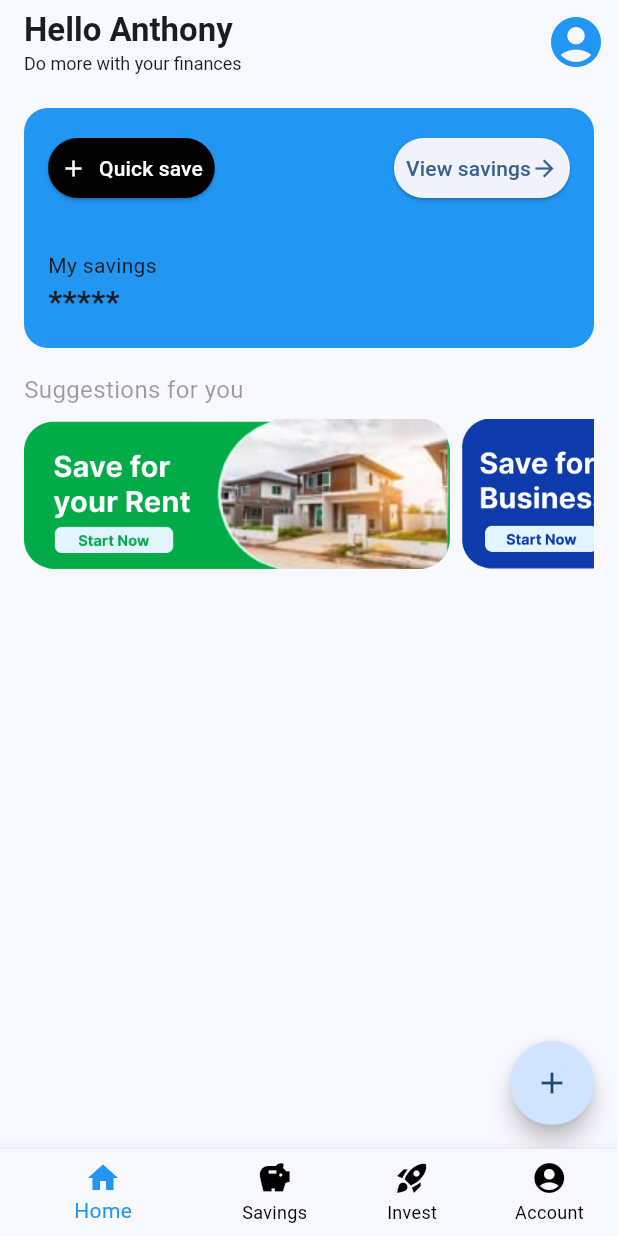
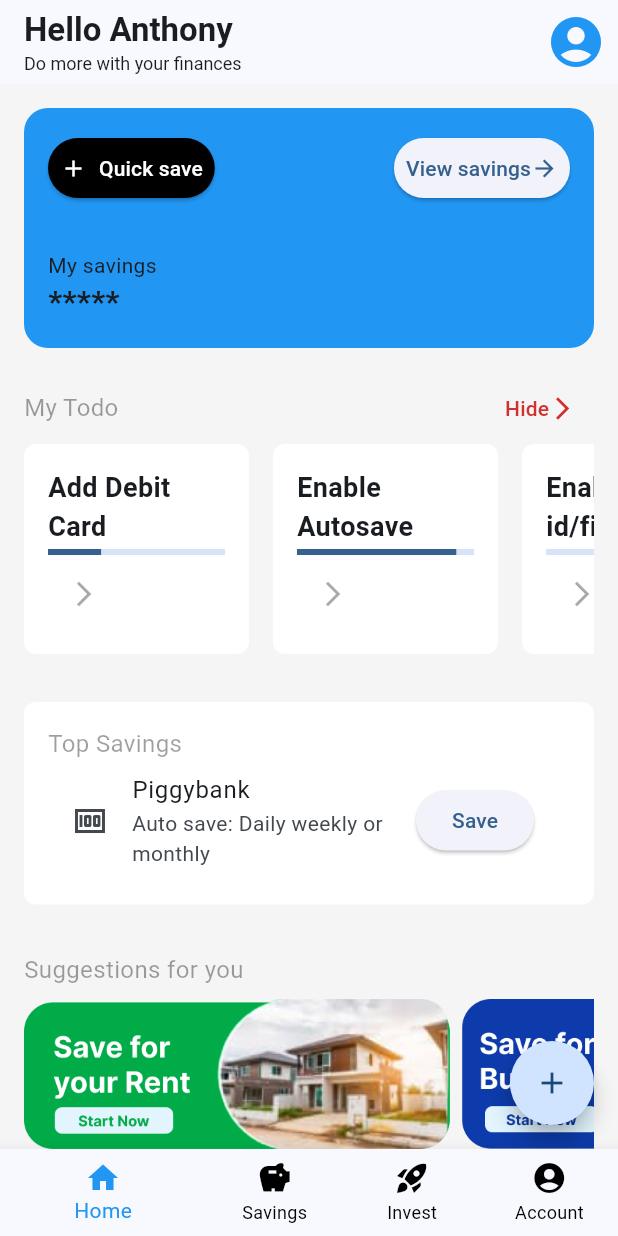
Before and after one commit to ANTONINEUTRON/wtm_savings_app, a Flutter app: the screen it shows after launch, on a phone screen of 412 x 824 dp. Run offline on Flutter 3.47's test engine with Material 3 defaults, Android fonts, the phone set to English and light mode, and no system bars.

Commit message:
February 19th class

```diff
--- a/lib/features/home/pages/home_view.dart
+++ b/lib/features/home/pages/home_view.dart
@@ -1,6 +1,8 @@
 import 'package:flutter/material.dart';
+import 'package:wtm_savings_app/features/home/widgets/my_todo_section.dart';
 import 'package:wtm_savings_app/features/home/widgets/saving_details_card.dart';
 import 'package:wtm_savings_app/features/home/widgets/suggestions_section.dart';
+import 'package:wtm_savings_app/features/home/widgets/top_savings_section.dart';
 
 class HomeView extends StatelessWidget {
   const HomeView({super.key});
@@ -41,6 +43,8 @@ class HomeView extends StatelessWidget {
         padding: EdgeInsets.all(16.0),
         children: [
           SavingDetailsCard(),
+          MyTodoSection(),
+          TopSavingsSection(),
           SuggestionsSection(),
         ],
       ),
--- /dev/null
+++ b/lib/features/home/widgets/my_todo_item.dart
@@ -0,0 +1,50 @@
+import 'package:flutter/material.dart';
+
+class MyTodoItem extends StatelessWidget {
+  const MyTodoItem({
+    super.key,
+    required this.title,
+    required this.progress,
+    this.onPressed,
+  });
+
+  final String title;
+  final double progress;
+  final Function()? onPressed;
+
+  @override
+  Widget build(BuildContext context) {
+    return Container(
+      padding: EdgeInsets.all(16),
+      margin: EdgeInsets.only(right: 16),
+      width: 150,
+      decoration: BoxDecoration(
+        borderRadius: BorderRadius.circular(8),
+        color: Colors.white,
+      ),
+      child: Column(
+        crossAxisAlignment: CrossAxisAlignment.start,
+        mainAxisAlignment: MainAxisAlignment.spaceBetween,
+        children: [
+          Text(
+            title,
+            style: TextStyle(
+                fontWeight: FontWeight.bold,
+                fontSize: 18
+            ),
+          ),
+          LinearProgressIndicator(
+            value: progress,
+          ),
+          IconButton(
+            onPressed: onPressed,
+            icon: Icon(Icons.arrow_forward_ios,size: 20,),
+            style: IconButton.styleFrom(
+              backgroundColor: Colors.grey.shade300,
+            ),
+          )
+        ],
+      ),
+    );
+  }
+}
--- /dev/null
+++ b/lib/features/home/widgets/my_todo_section.dart
@@ -0,0 +1,74 @@
+import 'package:flutter/material.dart';
+import 'package:wtm_savings_app/features/home/widgets/my_todo_item.dart';
+
+class MyTodoSection extends StatelessWidget {
+  const MyTodoSection({
+    super.key,
+  });
+
+  @override
+  Widget build(BuildContext context) {
+    return Container(
+      padding: EdgeInsets.symmetric(vertical: 16),
+      child: Column(
+        crossAxisAlignment: CrossAxisAlignment.start,
+        children: [
+          //Header Row Start
+          Row(
+            mainAxisAlignment: MainAxisAlignment.spaceBetween,
+            children: [
+              Text(
+                "My Todo",
+                style: TextStyle(
+                    fontSize: 16,
+                    color: Colors.black38
+                ),
+              ),
+              TextButton(
+                onPressed: () {},
+                child: Row(
+                  children: [
+                    Text(
+                      "Hide",
+                      style: TextStyle(color: Colors.red.shade700),
+                    ),
+                    Icon(
+                      Icons.arrow_forward_ios,
+                      size: 18,
+                      color: Colors.red.shade700,
+                    )
+                  ],
+                ),
+              )
+            ],
+          ),
+          //ListView Start
+          SizedBox(
+            height: 140,
+            child: ListView(
+              scrollDirection: Axis.horizontal,
+              children: [
+                MyTodoItem(
+                  title: "Add Debit Card",
+                  progress: 0.3,
+                ),
+                MyTodoItem(
+                  title: "Enable Autosave",
+                  progress: 0.9,
+                ),
+                MyTodoItem(
+                  title: "Enable face id/fingerprint",
+                  progress: 0,
+                ),
+                MyTodoItem(
+                    title: "Add a Picture",
+                    progress: 0,
+                )
+              ],
+            ),
+          )
+        ],
+      ),
+    );
+  }
+}
--- /dev/null
+++ b/lib/features/home/widgets/top_savings_section.dart
@@ -0,0 +1,42 @@
+
+
+import 'package:flutter/material.dart';
+
+class TopSavingsSection extends StatelessWidget {
+  const TopSavingsSection({
+    super.key,
+  });
+
+  @override
+  Widget build(BuildContext context) {
+    return Container(
+      margin: EdgeInsets.symmetric(vertical: 16),
+      padding: EdgeInsets.all(16),
+      decoration: BoxDecoration(
+        borderRadius: BorderRadius.circular(8),
+        color: Colors.white,
+      ),
+      child: Column(
+        crossAxisAlignment: CrossAxisAlignment.start,
+        children: [
+          Text(
+            "Top Savings",
+            style: TextStyle(
+                fontSize: 16,
+                color: Colors.black38
+            ),
+          ),
+          ListTile(
+            leading: Icon(Icons.money),
+            title: Text("Piggybank"),
+            subtitle: Text("Auto save: Daily weekly or monthly"),
+            trailing: ElevatedButton(
+              onPressed: () {},
+              child: Text("Save"),
+            ),
+          )
+        ],
+      ),
+    );
+  }
+}
--- a/lib/main.dart
+++ b/lib/main.dart
@@ -16,6 +16,7 @@ class MyApp extends StatelessWidget {
         primaryColor: Colors.blue,
         colorScheme: ColorScheme.fromSeed(seedColor: Colors.blue),
         useMaterial3: true,
+        scaffoldBackgroundColor: Colors.grey.shade100
       ),
       home: HomePage(),
     );
```
